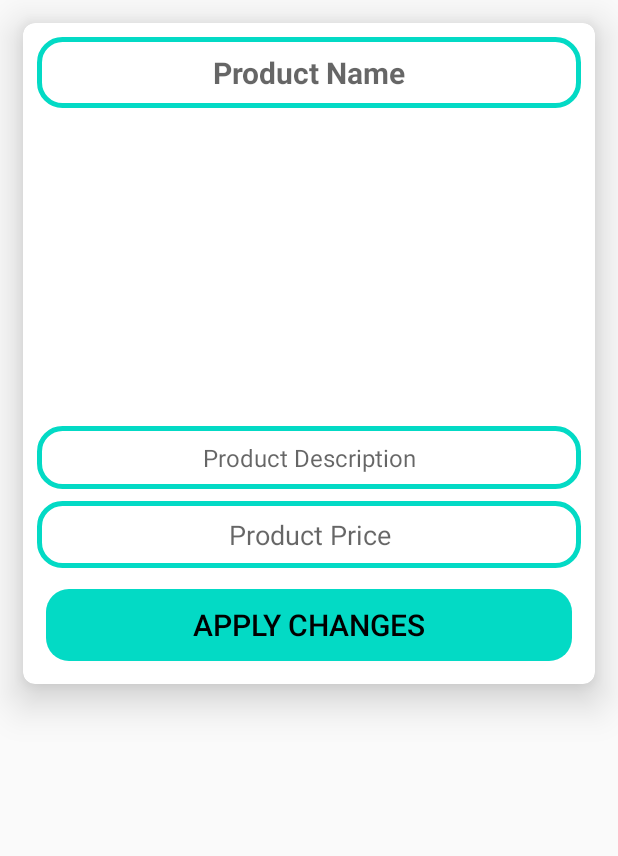
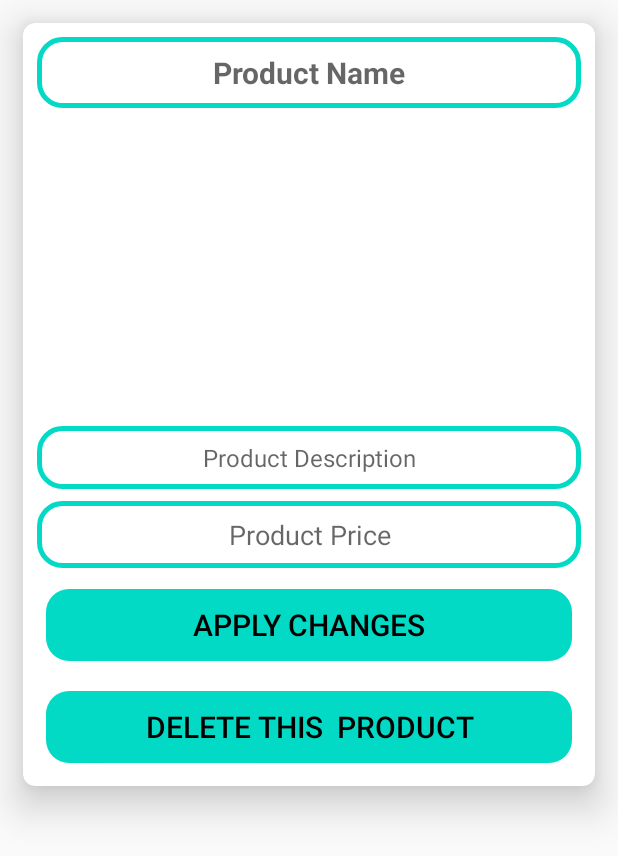
Before and after one commit to 1211vishalkumar/eWalls, an Android app: the AdminMaintainProductsActivity screen opened directly, with no data from a screen before it, on a phone screen of 412 x 824 dp. Shown: the top 856 px of the screen. Run offline under Robolectric (Android 15) with nearby library versions, the phone set to English and light mode, and no system bars; our stand-ins replace Firebase (no records; nobody signed in at launch, a user with empty details on screens opened directly), Picasso.

Commit message:
to delet anty product by the admin

```diff
--- a/Application/app/src/main/java/com/example/myapplication/AdminMaintainProductsActivity.java
+++ b/Application/app/src/main/java/com/example/myapplication/AdminMaintainProductsActivity.java
@@ -27,11 +27,11 @@ import java.util.HashMap;
 public class AdminMaintainProductsActivity extends AppCompatActivity {
 
     private EditText edProdNameAdminMaintain,edProdDescriptionAdminMaintain,edProdPriceAdminMaintain;
-    private Button btnApplyChangeMaintainAdmin;
+    private Button btnApplyChangeMaintainAdmin,btnDeleteProductMaintainAdmin;
     private ImageView ivProdImageAdminMaintain;
     private String productID = "";
     private DatabaseReference productRef ;
-    //private StorageReference productStorageRef;
+    //private StorageReference productStorageRef;  // we should also remove the product from the storage  write by you self
 
     @Override
     protected void onCreate(Bundle savedInstanceState) {
@@ -49,6 +49,7 @@ public class AdminMaintainProductsActivity extends AppCompatActivity {
         edProdPriceAdminMaintain = findViewById(R.id.edProdPriceAdminMaintain);
 
         btnApplyChangeMaintainAdmin = findViewById(R.id.btnApplyChangeMaintainAdmin);
+        btnDeleteProductMaintainAdmin = findViewById(R.id.btnDeleteProductMaintainAdmin);
 
         ivProdImageAdminMaintain = findViewById(R.id.ivProdImageAdminMaintain);
 
@@ -62,9 +63,30 @@ public class AdminMaintainProductsActivity extends AppCompatActivity {
             }
         });
 
+        btnDeleteProductMaintainAdmin.setOnClickListener(new View.OnClickListener() {
+            @Override
+            public void onClick(View v) {
+                //here we gonna create method to dwlete the product
+                deleteThisProduct();
+            }
+        });
 
     }
 
+    private void deleteThisProduct() {
+        productRef.removeValue().addOnCompleteListener(new OnCompleteListener<Void>() {
+            @Override
+            public void onComplete(@NonNull Task<Void> task) {
+
+                Intent intent = new Intent(AdminMaintainProductsActivity.this,AdminCatlogActivity.class);
+                startActivity(intent);
+                finish();
+
+                Toast.makeText(AdminMaintainProductsActivity.this, "This product is deleted Successfully", Toast.LENGTH_SHORT).show();
+
+            }
+        });
+    }
 
 
     private void applyTheChanges() {
--- a/Application/app/src/main/res/layout/activity_admin_maintain_products.xml
+++ b/Application/app/src/main/res/layout/activity_admin_maintain_products.xml
@@ -75,6 +75,17 @@
             android:layout_width="match_parent"
             android:layout_height="wrap_content"/>
 
+        <Button
+            android:layout_below="@+id/btnApplyChangeMaintainAdmin"
+            android:id="@+id/btnDeleteProductMaintainAdmin"
+            android:textColor="@android:color/black"
+            android:textSize="20sp"
+            android:layout_margin="10dp"
+            android:text="Delete This  Product"
+            android:background="@drawable/buttons"
+            android:layout_width="match_parent"
+            android:layout_height="wrap_content"/>
+
     </RelativeLayout>
 
 </androidx.cardview.widget.CardView>
```
